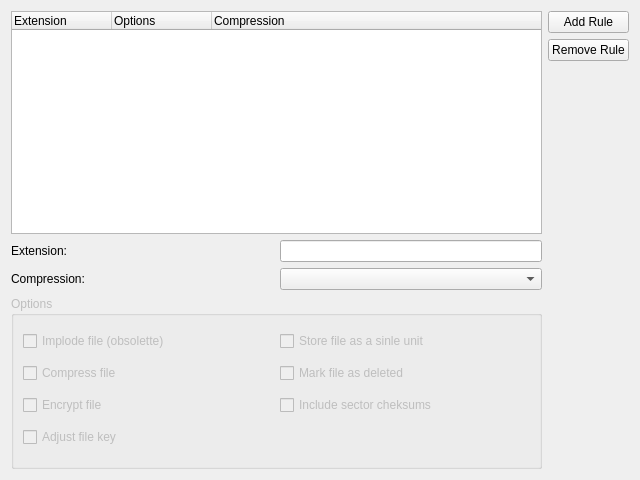
ABBAPOH/qmpq, file app/mpqsettings.ui: the form before one commit.
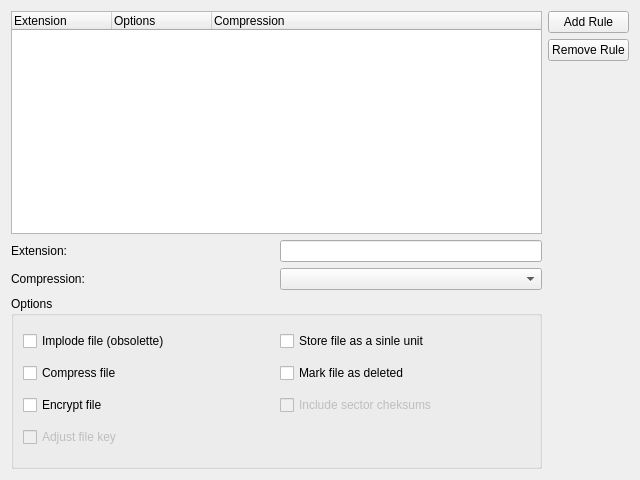
The form after the commit.

The edit to the form file:
```diff
--- a/app/mpqsettings.ui
+++ b/app/mpqsettings.ui
@@ -103,7 +103,7 @@
    <item row="5" column="0" colspan="2">
     <widget class="QGroupBox" name="groupBox">
      <property name="enabled">
-      <bool>false</bool>
+      <bool>true</bool>
      </property>
      <property name="sizePolicy">
       <sizepolicy hsizetype="Preferred" vsizetype="Preferred">
```
Left out of the diff: 26 changed lines with no effect on the pictures.
